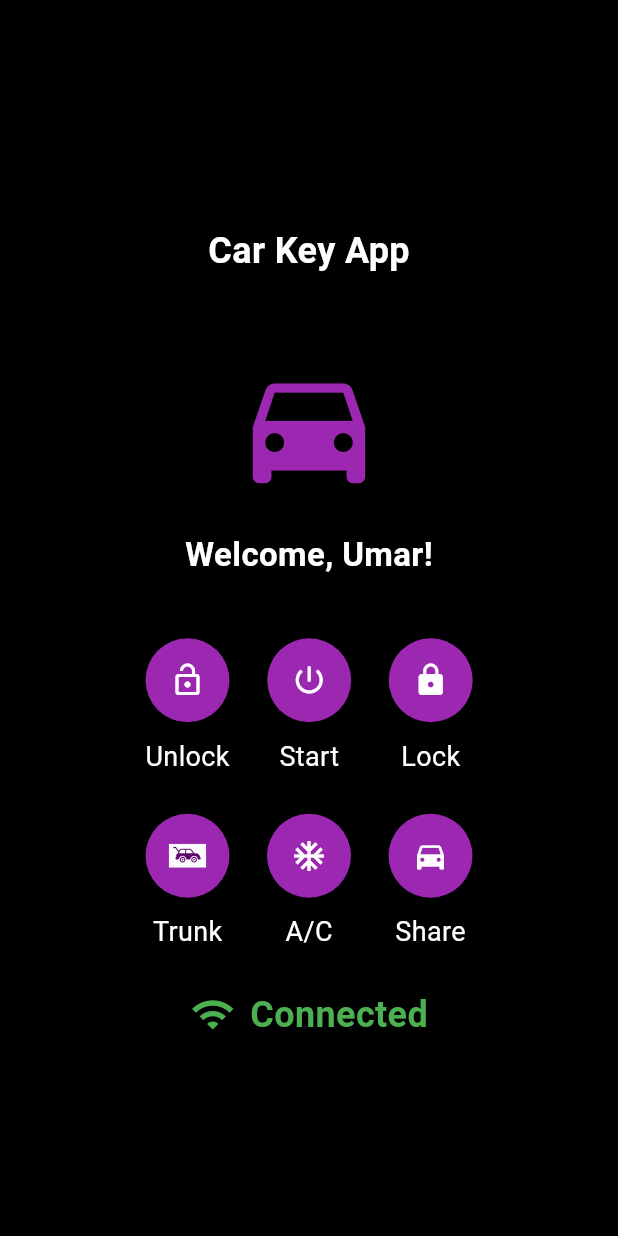
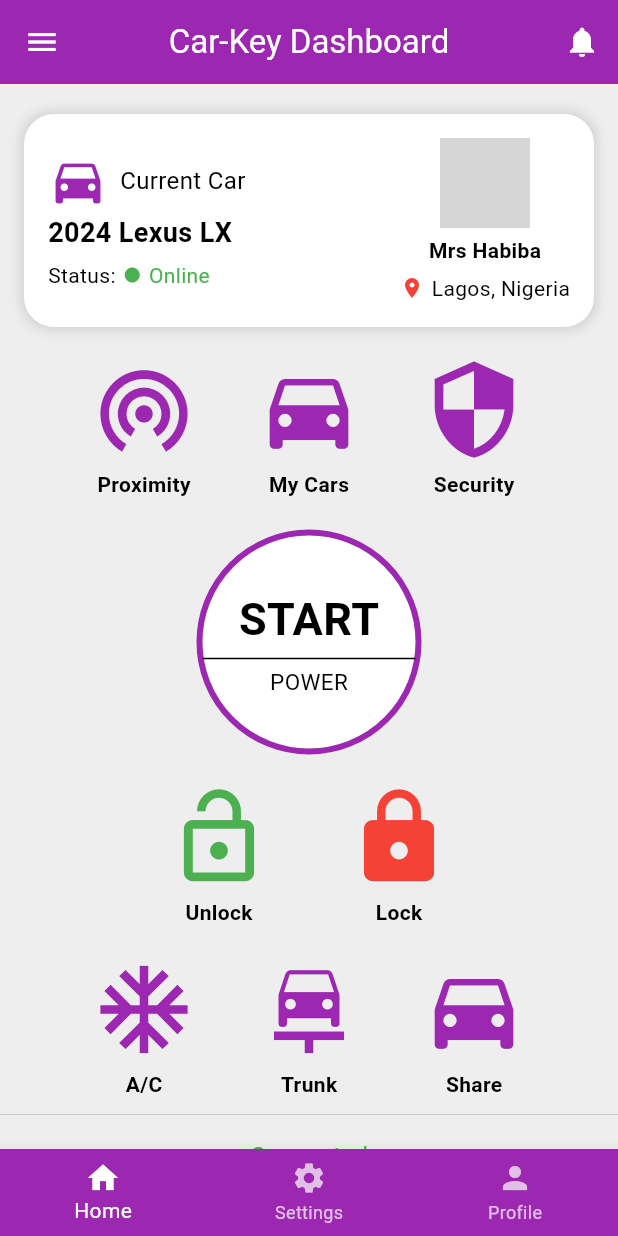
Before and after one commit to m16-omar/home_control_app, a Flutter app: the screen it shows after launch, on a phone screen of 412 x 824 dp. Run offline on Flutter 3.47's test engine with Material 3 defaults, Android fonts, the phone set to English and light mode, and no system bars; our stand-ins replace percent_indicator; grey boxes are pictures that could not be loaded.

Commit message:
Add files via upload

```diff
--- a/lib/screens/dashboard_screen.dart
+++ b/lib/screens/dashboard_screen.dart
@@ -1,5 +1,4 @@
 import 'package:flutter/material.dart';
-import 'package:flutter_svg/flutter_svg.dart';
 
 class DashboardScreen extends StatelessWidget {
   const DashboardScreen({super.key});
@@ -7,100 +6,241 @@ class DashboardScreen extends StatelessWidget {
   @override
   Widget build(BuildContext context) {
     return Scaffold(
-      backgroundColor: Colors.black,
-      body: Column(
-        mainAxisAlignment: MainAxisAlignment.center,
+      appBar: AppBar(
+        backgroundColor: Colors.purple,
+        title: const Text('Car-Key Dashboard',
+            style: TextStyle(color: Colors.white)),
+        centerTitle: true,
+        leading: Builder(
+          builder: (context) => IconButton(
+            icon: const Icon(Icons.menu, color: Colors.white),
+            onPressed: () {
+              Scaffold.of(context).openDrawer();
+            },
+          ),
+        ),
+        actions: [
+          IconButton(
+            icon: const Icon(Icons.notifications, color: Colors.white),
+            onPressed: () {},
+          ),
+        ],
+      ),
+      drawer: Drawer(
+        child: ListView(
+          padding: EdgeInsets.zero,
+          children: [
+            ListTile(
+              leading: Icon(Icons.home, color: Colors.purple),
+              title: Text('Home'),
+              onTap: () {},
+            ),
+            ListTile(
+              leading: Icon(Icons.settings, color: Colors.purple),
+              title: Text('Settings'),
+              onTap: () {},
+            ),
+            ListTile(
+              leading: Icon(Icons.person, color: Colors.purple),
+              title: Text('Profile'),
+              onTap: () {},
+            ),
+          ],
+        ),
+      ),
+      bottomNavigationBar: BottomNavigationBar(
+        backgroundColor: Colors.purple,
+        selectedItemColor: Colors.white,
+        unselectedItemColor: Colors.white70,
+        items: const [
+          BottomNavigationBarItem(icon: Icon(Icons.home), label: 'Home'),
+          BottomNavigationBarItem(
+              icon: Icon(Icons.settings), label: 'Settings'),
+          BottomNavigationBarItem(icon: Icon(Icons.person), label: 'Profile'),
+        ],
+      ),
+      backgroundColor: Colors.grey[200],
+      body: SingleChildScrollView(
+        child: Column(
+          mainAxisAlignment: MainAxisAlignment.start,
           children: [
             const SizedBox(height: 20),
-          const Text(
-            'Car Key App',
-            style: TextStyle(
+            Container(
+              width: 380,
+              padding: const EdgeInsets.all(16.0),
+              decoration: BoxDecoration(
                 color: Colors.white,
-              fontSize: 24,
-              fontWeight: FontWeight.bold,
+                borderRadius: BorderRadius.circular(20),
+                boxShadow: [
+                  BoxShadow(
+                    color: Colors.black12,
+                    blurRadius: 6,
+                    spreadRadius: 2,
                   ),
-          ),
-          const SizedBox(height: 50),
-          const Icon(
-            Icons.directions_car,
-            size: 100,
-            color: Colors.purple,
-          ),
-          const SizedBox(height: 20),
-          const Text(
-            'Welcome, Umar!',
-            style: TextStyle(
-              color: Colors.white,
-              fontSize: 22,
-              fontWeight: FontWeight.bold,
-            ),
-          ),
-          const SizedBox(height: 40),
-          Row(
-            mainAxisAlignment: MainAxisAlignment.center,
-            children: [
-              _buildActionButton(const Icon(Icons.lock_open), 'Unlock'),
-              const SizedBox(width: 25),
-              _buildActionButton(const Icon(Icons.power_settings_new), 'Start'),
-              const SizedBox(width: 25),
-              _buildActionButton(const Icon(Icons.lock), 'Lock'),
                 ],
               ),
-          const SizedBox(height: 25),
+              child: Row(
+                mainAxisAlignment: MainAxisAlignment.spaceBetween,
+                children: [
+                  Column(
+                    crossAxisAlignment: CrossAxisAlignment.start,
+                    children: const [
                       Row(
-            mainAxisAlignment: MainAxisAlignment.center,
                         children: [
-              _buildActionButton(
-                SvgPicture.asset(
-                  'assets/icons/car_trunk.svg',
-                  height: 20,
-                  width: 25,
-                ),
-                'Trunk',
-              ),
-              const SizedBox(width: 25),
-              _buildActionButton(const Icon(Icons.ac_unit), 'A/C'),
-              const SizedBox(width: 25),
-              _buildActionButton(const Icon(Icons.directions_car), 'Share'),
+                          Icon(Icons.directions_car,
+                              color: Colors.purple, size: 40),
+                          SizedBox(width: 8),
+                          Text('Current Car',
+                              style:
+                                  TextStyle(color: Colors.black, fontSize: 16)),
                         ],
                       ),
-          const SizedBox(height: 25),
+                      SizedBox(height: 2),
+                      Text('2024 Lexus LX',
+                          style: TextStyle(
+                              color: Colors.black,
+                              fontSize: 18,
+                              fontWeight: FontWeight.bold)),
+                      SizedBox(height: 5),
                       Row(
-            mainAxisAlignment: MainAxisAlignment.center,
                         children: [
-              const Icon(Icons.wifi, color: Colors.green, size: 30),
-              const SizedBox(width: 10),
-              const Text(
-                'Connected',
+                          Text('Status:',
+                              style:
+                                  TextStyle(color: Colors.black, fontSize: 14)),
+                          SizedBox(width: 5),
+                          Icon(Icons.circle, color: Colors.green, size: 12),
+                          SizedBox(width: 5),
+                          Text('Online',
+                              style:
+                                  TextStyle(color: Colors.green, fontSize: 14)),
+                        ],
+                      ),
+                    ],
+                  ),
+                  Column(
+                    children: const [
+                      CircleAvatar(
+                        radius: 30,
+                        backgroundImage: AssetImage(
+                            'assets/images/driver.png'), // Replace with actual image asset
+                      ),
+                      SizedBox(height: 5),
+                      Text('Mrs Habiba',
                           style: TextStyle(
-                  color: Colors.green,
-                  fontSize: 24,
-                  fontWeight: FontWeight.bold,
+                              fontSize: 14, fontWeight: FontWeight.bold)),
+                      SizedBox(height: 5),
+                      Row(
+                        children: [
+                          Icon(Icons.location_on, color: Colors.red, size: 16),
+                          SizedBox(width: 5),
+                          Text(
+                            'Lagos, Nigeria',
+                            style: TextStyle(
+                              fontSize: 14,
+                              fontWeight: FontWeight.normal,
                             ),
                           ),
                         ],
                       ),
                     ],
                   ),
+                ],
+              ),
+            ),
+            const SizedBox(height: 20),
+            Row(
+              mainAxisAlignment: MainAxisAlignment.center,
+              children: [
+                _buildFeatureCard(Icons.wifi_tethering, 'Proximity'),
+                const SizedBox(width: 40),
+                _buildFeatureCard(Icons.directions_car, 'My Cars'),
+                const SizedBox(width: 40),
+                _buildFeatureCard(Icons.security, 'Security'),
+              ],
+            ),
+            const SizedBox(height: 20),
+            GestureDetector(
+              onTap: () {},
+              child: Container(
+                width: 150,
+                height: 150,
+                decoration: BoxDecoration(
+                  shape: BoxShape.circle,
+                  border: Border.all(color: Colors.purple, width: 4),
+                  color: Colors.white,
+                ),
+                child: Center(
+                  child: Column(
+                    mainAxisAlignment: MainAxisAlignment.center,
+                    children: const [
+                      Text('START',
+                          style: TextStyle(
+                              fontSize: 30,
+                              fontWeight: FontWeight.bold,
+                              color: Colors.black)),
+                      Divider(color: Colors.black, thickness: 1, height: 10),
+                      Text('POWER',
+                          style: TextStyle(fontSize: 15, color: Colors.black)),
+                    ],
+                  ),
+                ),
+              ),
+            ),
+            const SizedBox(height: 20),
+            Row(
+              mainAxisAlignment: MainAxisAlignment.center,
+              children: [
+                _buildIconButton(Icons.lock_open, 'Unlock', Colors.green),
+                const SizedBox(width: 50),
+                _buildIconButton(Icons.lock, 'Lock', Colors.red),
+              ],
+            ),
+            SizedBox(
+              height: 20,
+            ),
+            Row(
+              mainAxisAlignment: MainAxisAlignment.center,
+              children: [
+                _buildIconButton(Icons.ac_unit, 'A/C', Colors.purple),
+                const SizedBox(width: 40),
+                _buildIconButton(Icons.car_repair, 'Trunk', Colors.purple),
+                const SizedBox(width: 40),
+                _buildIconButton(Icons.directions_car, 'Share', Colors.purple),
+              ],
+            ),
+            const SizedBox(height: 2),
+            const Divider(thickness: 0.1),
+            const Padding(
+              padding: EdgeInsets.all(8.0),
+              child: Text(
+                'Connected',
+                style: TextStyle(color: Colors.green, fontSize: 16),
+              ),
+            ),
+          ],
+        ),
+      ),
     );
   }
 
-  Widget _buildActionButton(Widget icon, String label) {
+  Widget _buildFeatureCard(IconData icon, String label) {
     return Column(
       children: [
-        FloatingActionButton(
-          backgroundColor: Colors.purple,
-          onPressed: () {},
-          child: icon,
-          shape:
-              RoundedRectangleBorder(borderRadius: BorderRadius.circular(50)),
-          heroTag: label,
-        ),
-        const SizedBox(height: 10),
-        Text(
-          label,
-          style: const TextStyle(color: Colors.white, fontSize: 18),
-        ),
+        Icon(icon, size: 70, color: Colors.purple),
+        const SizedBox(height: 5),
+        Text(label,
+            style: const TextStyle(fontSize: 14, fontWeight: FontWeight.bold)),
+      ],
+    );
+  }
+
+  Widget _buildIconButton(IconData icon, String label, Color color) {
+    return Column(
+      children: [
+        Icon(icon, size: 70, color: color),
+        const SizedBox(height: 5),
+        Text(label,
+            style: const TextStyle(fontSize: 14, fontWeight: FontWeight.bold)),
       ],
     );
   }
```
Also changed, not shown: lib/screens/lock_widget.dart (added). Lines whose indentation alone changed are shown as unchanged.
